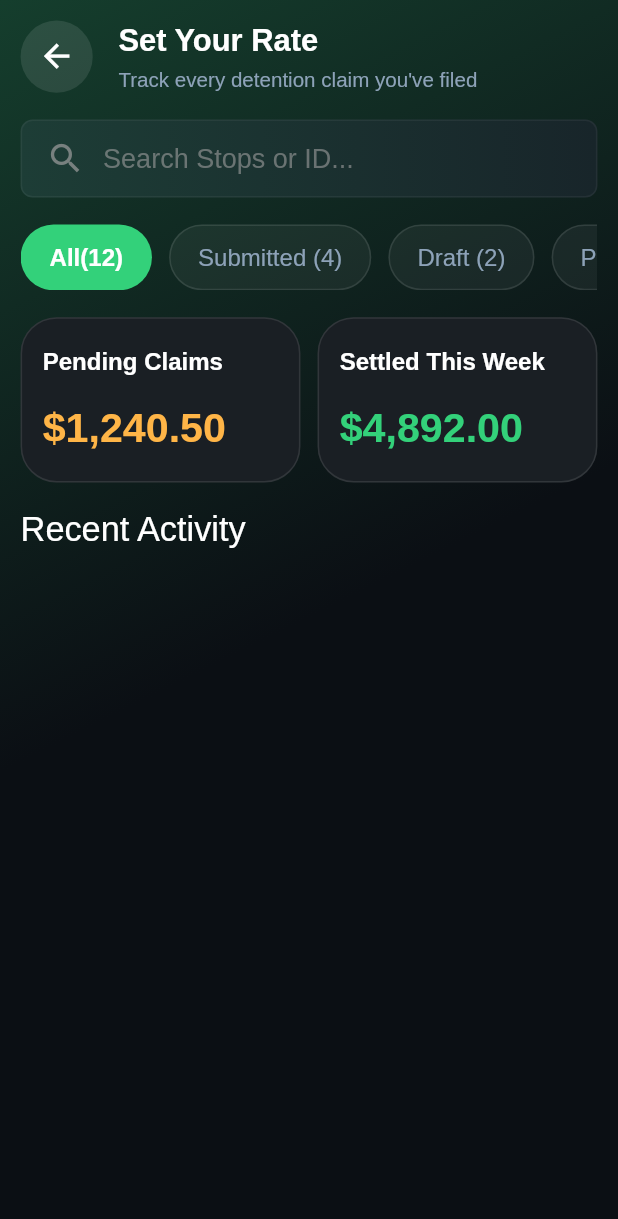
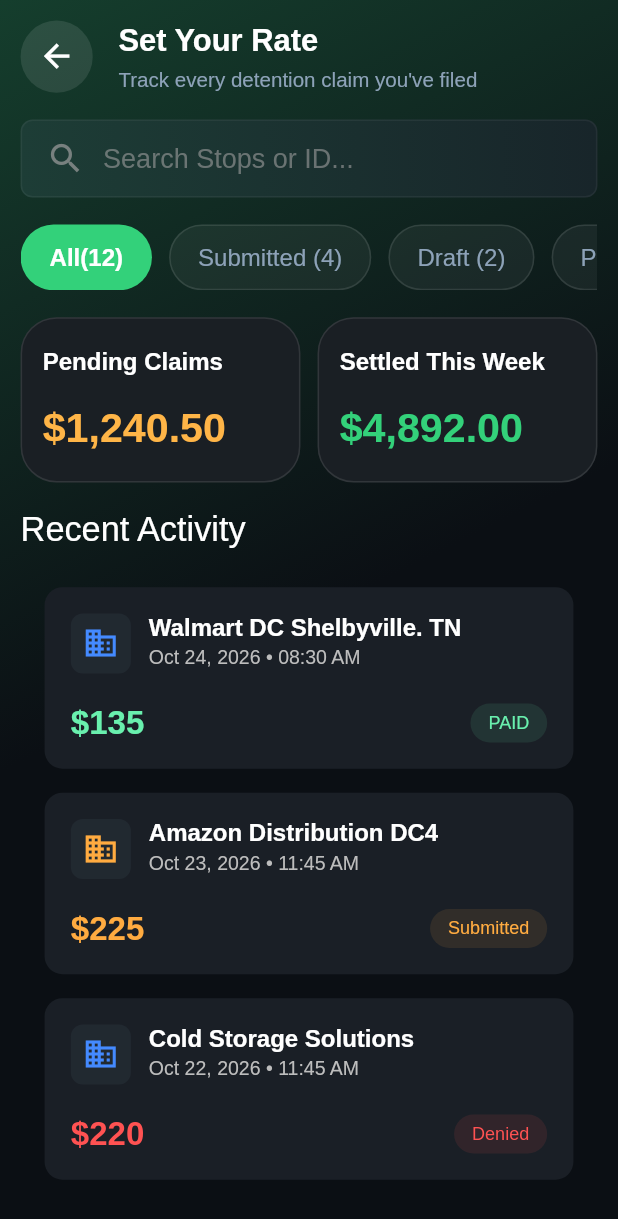
Before and after one commit to backbencherstudio/lukethompson13, a Flutter app: the MyClaimScreen screen opened directly, on a phone screen of 412 x 824 dp. Shown: the top 1219 px of the screen. Run offline on Flutter 3.47's test engine with Material 3 defaults, Android fonts, the phone set to English and light mode, and no system bars; our stand-ins replace carousel_slider, connectivity_plus, dio, dotted_border, fl_chart, flutter_riverpod and 3 more; missing offline and left inert: otp_pin_field; accounts and stored records are empty.

Commit message:
claim done

```diff
--- a/lib/presentation/profile/view/widget/my_claim_screen.dart
+++ b/lib/presentation/profile/view/widget/my_claim_screen.dart
@@ -1,6 +1,7 @@
 import 'package:flutter/material.dart';
 import 'package:flutter_screenutil/flutter_screenutil.dart';
 import 'package:lukethompson/core/resource/constants/color_manager.dart';
+import 'package:lukethompson/presentation/profile/view/widget/recent_activity.dart';
 import 'package:lukethompson/presentation/profile/view/widget/row_container.dart';
 import 'package:lukethompson/presentation/reports/view/widget/claimed_widget.dart';
 
@@ -13,6 +14,7 @@ class MyClaimScreen extends StatefulWidget {
 
 class _MyClaimScreenState extends State<MyClaimScreen> {
   int selectedIndex = 0;
+  int isAmazonSelected = -1;
 
   final List<String> categories = [
     "All(12)",
@@ -38,9 +40,12 @@ class _MyClaimScreenState extends State<MyClaimScreen> {
         child: SafeArea(
           child: Padding(
             padding: EdgeInsets.all(12.r),
+            child: SingleChildScrollView(
+              scrollDirection: Axis.vertical,
               child: Column(
                 crossAxisAlignment: CrossAxisAlignment.start,
                 children: [
+                  // --- Header Row ---
                   Row(
                     crossAxisAlignment: CrossAxisAlignment.center,
                     children: [
@@ -75,7 +80,7 @@ class _MyClaimScreenState extends State<MyClaimScreen> {
                           Text(
                             "Track every detention claim you've filed",
                             style: TextStyle(
-                            color: Color(0xff8DA2B8),
+                              color: const Color(0xff8DA2B8),
                               fontSize: 12.sp,
                             ),
                           ),
@@ -84,10 +89,12 @@ class _MyClaimScreenState extends State<MyClaimScreen> {
                     ],
                   ),
                   SizedBox(height: 15.h),
+
+
                   Container(
-                  padding: EdgeInsets.symmetric(horizontal: 16, vertical: 12),
+                    padding: const EdgeInsets.symmetric(horizontal: 16, vertical: 12),
                     decoration: BoxDecoration(
-                    gradient: LinearGradient(
+                      gradient: const LinearGradient(
                         begin: Alignment.topLeft,
                         end: Alignment.topRight,
                         colors: [Color(0xFF1D3D36), Color(0XFF18252A)],
@@ -105,18 +112,17 @@ class _MyClaimScreenState extends State<MyClaimScreen> {
                           color: Colors.grey.withOpacity(0.7),
                           size: 26,
                         ),
-                      SizedBox(width: 12),
-                      Expanded(
+                        const SizedBox(width: 12),
+                        const Expanded(
                           child: TextField(
                             cursorColor: Colors.white,
                             style: TextStyle(color: Colors.white, fontSize: 18),
                             decoration: InputDecoration(
                               hintText: "Search Stops or ID...",
                               hintStyle: TextStyle(
-                              color: Colors.grey.withOpacity(0.6),
+                                color: Color(0x999E9E9E),
                                 fontSize: 18,
                               ),
-
                               filled: false,
                               border: InputBorder.none,
                               enabledBorder: InputBorder.none,
@@ -130,6 +136,7 @@ class _MyClaimScreenState extends State<MyClaimScreen> {
                     ),
                   ),
                   SizedBox(height: 15.h),
+
                   SingleChildScrollView(
                     scrollDirection: Axis.horizontal,
                     child: Row(
@@ -147,9 +154,11 @@ class _MyClaimScreenState extends State<MyClaimScreen> {
                     ),
                   ),
                   SizedBox(height: 15.h),
+
+                  // --- Stats Widgets ---
                   Row(
                     children: [
-                    Expanded(
+                      const Expanded(
                         child: TotalClaimedWidget(
                           title: "Pending Claims",
                           amount: "\$1,240.50",
@@ -157,7 +166,7 @@ class _MyClaimScreenState extends State<MyClaimScreen> {
                         ),
                       ),
                       SizedBox(width: 10.w),
-                    Expanded(
+                      const Expanded(
                         child: TotalClaimedWidget(
                           title: "Settled This Week",
                           amount: "\$4,892.00",
@@ -166,11 +175,73 @@ class _MyClaimScreenState extends State<MyClaimScreen> {
                       ),
                     ],
                   ),
-                SizedBox(height: 15.h,),
-                Text("Recent Activity",style: TextStyle(
-                  fontSize: 20.sp,color: Colors.white
-                ),)
+                  SizedBox(height: 15.h),
+
+                  Text(
+                    "Recent Activity",
+                    style: TextStyle(fontSize: 20.sp, color: Colors.white),
+                  ),
+                  SizedBox(height: 15.h),
+
+                  CustomJobCard(
+                    title: "Walmart DC Shelbyville. TN",
+                    dateTime: "Oct 24, 2026 • 08:30 AM",
+                    amount: "\$135",
+                    amountColor: Colors.greenAccent,
+                    statusText: "PAID",
+                    statusTextColor: Colors.greenAccent,
+                    statusBgColor: Colors.greenAccent.withOpacity(0.1),
+                    iconColor: Colors.blueAccent,
+                    borderColor: isAmazonSelected == 0
+                        ? Colors.greenAccent.withOpacity(0.5)
+                        : Colors.transparent,
+                    onTap: () {
+                      setState(() {
+                        isAmazonSelected = (isAmazonSelected == 0) ? -1 : 0;
+                      });
+                    },
+                  ),
+
+                  CustomJobCard(
+                    title: "Amazon Distribution DC4",
+                    dateTime: "Oct 23, 2026 • 11:45 AM",
+                    amount: "\$225",
+                    amountColor: Colors.orangeAccent,
+                    statusText: "Submitted",
+                    statusTextColor: Colors.orangeAccent,
+                    statusBgColor: Colors.orangeAccent.withOpacity(0.1),
+                    iconColor: Colors.orangeAccent,
+                    borderColor: isAmazonSelected == 1
+                        ? Colors.greenAccent.withOpacity(0.5)
+                        : Colors.transparent,
+                    onTap: () {
+                      setState(() {
+                        isAmazonSelected = (isAmazonSelected == 1) ? -1 : 1;
+                      });
+                    },
+                  ),
+
+                  // --- Job Card 3 (Cold Storage) ---
+                  CustomJobCard(
+                    title: "Cold Storage Solutions",
+                    dateTime: "Oct 22, 2026 • 11:45 AM",
+                    amount: "\$220",
+                    amountColor: Colors.redAccent,
+                    statusText: "Denied",
+                    statusTextColor: Colors.redAccent,
+                    statusBgColor: Colors.redAccent.withOpacity(0.1),
+                    iconColor: Colors.blueAccent,
+                    borderColor: isAmazonSelected == 2
+                        ? Colors.greenAccent.withOpacity(0.5)
+                        : Colors.transparent,
+                    onTap: () {
+                      setState(() {
+                        isAmazonSelected = (isAmazonSelected == 2) ? -1 : 2;
+                      });
+                    },
+                  ),
                 ],
+              ),
             ),
           ),
         ),
--- /dev/null
+++ b/lib/presentation/profile/view/widget/recent_activity.dart
@@ -0,0 +1,125 @@
+import 'package:flutter/material.dart';
+
+class CustomJobCard extends StatelessWidget {
+  final String? title;
+  final String? dateTime;
+  final String? amount;
+  final String? statusText;
+  final Color? amountColor;
+  final Color? statusTextColor;
+  final Color? statusBgColor;
+  final Color? borderColor; // বর্ডার কালার পাস করার জন্য
+  final IconData? icon;
+  final Color? iconColor;
+  final VoidCallback? onTap; // ক্লিক হ্যান্ডেল করার জন্য
+
+  const CustomJobCard({
+    super.key,
+    this.title,
+    this.dateTime,
+    this.amount,
+    this.statusText,
+    this.amountColor,
+    this.statusTextColor,
+    this.statusBgColor,
+    this.borderColor,
+    this.icon,
+    this.iconColor,
+    this.onTap,
+  });
+
+  @override
+  Widget build(BuildContext context) {
+    return GestureDetector(
+      onTap: onTap,
+      child: Container(
+        margin: const EdgeInsets.symmetric(vertical: 8, horizontal: 16),
+        padding: const EdgeInsets.all(16),
+        decoration: BoxDecoration(
+          color: const Color(0xFF1A1F26),
+          borderRadius: BorderRadius.circular(12),
+          // যদি borderColor পাস করা হয় তবে সেটা দেখাবে, নাহলে স্বচ্ছ থাকবে
+          border: Border.all(
+            color: borderColor ?? Colors.transparent,
+            width: 1.5,
+          ),
+        ),
+        child: Column(
+          children: [
+            Row(
+              crossAxisAlignment: CrossAxisAlignment.start,
+              children: [
+                Container(
+                  padding: const EdgeInsets.all(8),
+                  decoration: BoxDecoration(
+                    color: Colors.blueGrey.withOpacity(0.1),
+                    borderRadius: BorderRadius.circular(8),
+                  ),
+                  child: Icon(
+                    icon ?? Icons.business,
+                    color: iconColor ?? Colors.blueAccent,
+                    size: 24,
+                  ),
+                ),
+                const SizedBox(width: 12),
+                Expanded(
+                  child: Column(
+                    crossAxisAlignment: CrossAxisAlignment.start,
+                    children: [
+                      Text(
+                        title ?? "",
+                        style: const TextStyle(
+                          color: Colors.white,
+                          fontSize: 16,
+                          fontWeight: FontWeight.bold,
+                        ),
+                      ),
+                      const SizedBox(height: 4),
+                      Text(
+                        dateTime ?? "",
+                        style: TextStyle(
+                          color: Colors.grey[400],
+                          fontSize: 13,
+                        ),
+                      ),
+                    ],
+                  ),
+                ),
+              ],
+            ),
+            const SizedBox(height: 20),
+            Row(
+              mainAxisAlignment: MainAxisAlignment.spaceBetween,
+              children: [
+                Text(
+                  amount ?? "",
+                  style: TextStyle(
+                    color: amountColor ?? Colors.white,
+                    fontSize: 22,
+                    fontWeight: FontWeight.bold,
+                  ),
+                ),
+                if (statusText != null)
+                  Container(
+                    padding: const EdgeInsets.symmetric(horizontal: 12, vertical: 6),
+                    decoration: BoxDecoration(
+                      color: statusBgColor ?? Colors.white.withOpacity(0.05),
+                      borderRadius: BorderRadius.circular(20),
+                    ),
+                    child: Text(
+                      statusText!,
+                      style: TextStyle(
+                        color: statusTextColor ?? Colors.grey,
+                        fontSize: 12,
+                        fontWeight: FontWeight.w500,
+                      ),
+                    ),
+                  ),
+              ],
+            ),
+          ],
+        ),
+      ),
+    );
+  }
+}
```
Lines whose indentation alone changed are shown as unchanged.
